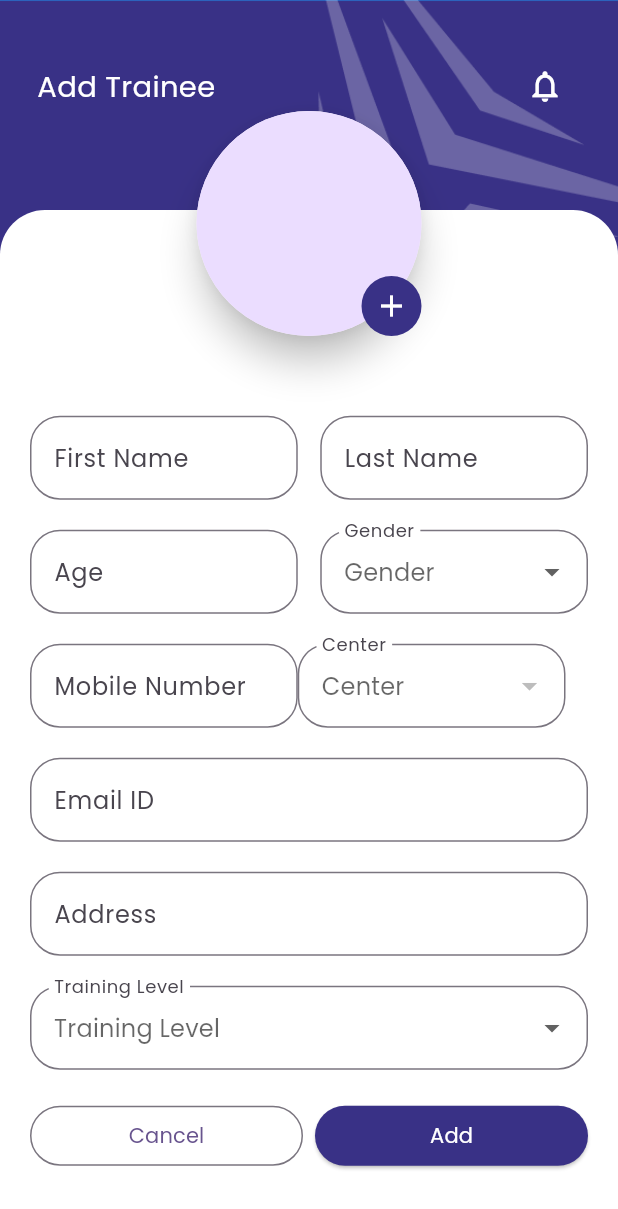
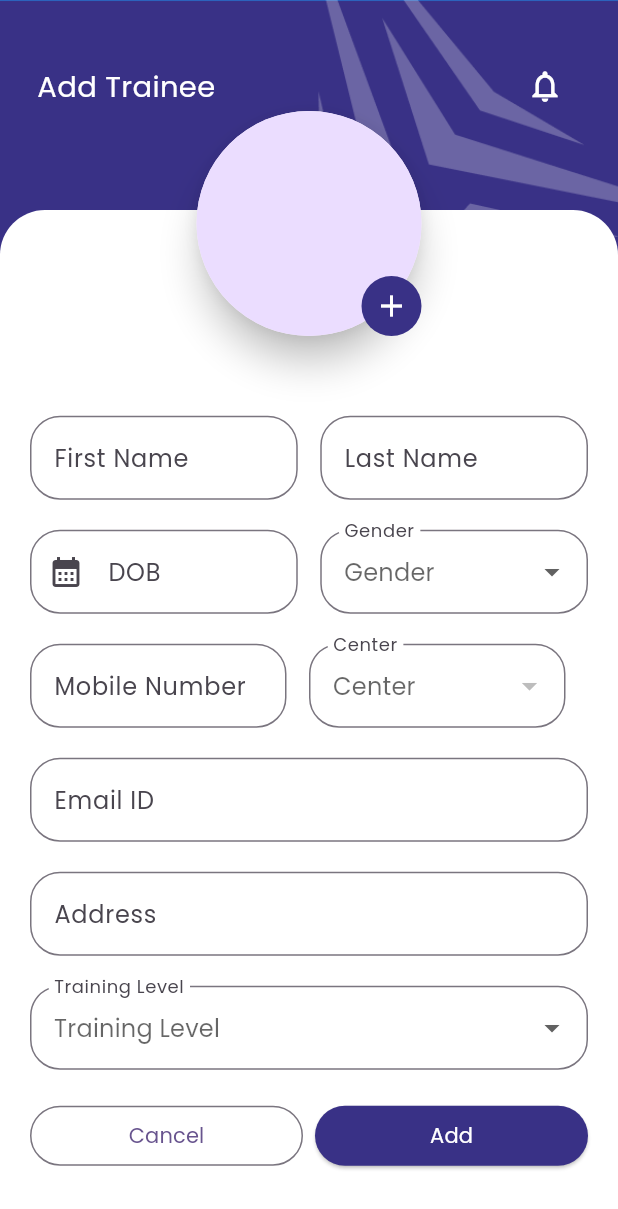
Before and after one commit to Surabhiprissoft/sahyog, a Flutter app: the AddTrainee screen opened directly, after a tap on "Add", on a phone screen of 412 x 824 dp. Shown: the top 1209 px of the screen. Run offline on Flutter 3.47's test engine with Material 3 defaults, Android fonts, the phone set to English and light mode, and no system bars; our stand-ins replace custom_sliding_segmented_control, flutter_svg, get, google_fonts, image_picker and 2 more; missing offline and left inert: dart:ffi, fab_circular_menu_plus; accounts and stored records are empty; project files that could hold a hidden picture were left out.

Commit message:
1) Merged the branch and resolved the issue

```diff
--- a/lib/Screens/AddTrainee.dart
+++ b/lib/Screens/AddTrainee.dart
@@ -9,6 +9,7 @@ import 'package:get/get_state_manager/get_state_manager.dart';
 import 'package:responsive_sizer/responsive_sizer.dart';
 import 'package:sahyog/controller/AddTraineeController.dart';
 import 'package:sahyog/model/ResponseModel/CenterResponseModel.dart';
+import 'package:sahyog/utils/AppCommonMethods.dart';
 import 'package:sahyog/utils/app_colors.dart';
 import 'package:sahyog/utils/app_validation.dart';
 import 'package:sahyog/widgets/CustomTopBar.dart';
@@ -97,12 +98,22 @@ class AddTrainee extends GetView<AddTraineeController> {
                                       Row(
                                         children: [
                                           Expanded(
-                                            child: InputTextFormField(
-                                                label: "Age",
-                                                keyboardType: TextInputType
-                                                    .number,
-                                                controller: addTraineeController
-                                                    .ageController),
+                                            child: TextFormField(
+                                              controller: controller.ageController,
+                                              decoration: const InputDecoration(
+                                                label: Text("DOB"),
+                                                border: OutlineInputBorder(
+                                                  borderRadius: BorderRadius.all(Radius.circular(20.0)),
+                                                ),
+                                                prefixIcon: Icon(Icons.calendar_month_sharp),
+                                              ),
+                                              readOnly: true,
+                                              onTap: ()async{
+                                                var selectedDate = await getDatePicker(context);
+                                                controller.ageController.text = selectedDate.toString();
+                                              },
+
+                                            ),
                                           ),
                                           const SizedBox(width: 15.0,),
                                           Expanded(
@@ -168,6 +179,7 @@ class AddTrainee extends GetView<AddTraineeController> {
                                                     .mobileNumberController),
 
                                           ),
+                                          const SizedBox(width: 15.0,),
                                           Expanded(
                                               child: Obx(() =>
                                                   DropdownButtonFormField<
--- a/lib/Screens/AddTrainer.dart
+++ b/lib/Screens/AddTrainer.dart
@@ -75,7 +75,7 @@ class AddTrainer extends GetView<AddTrainerController> {
                                         child: TextFormField(
                                           controller: controller.ageController,
                                           decoration: const InputDecoration(
-                                            label: Text("Date of Birth"),
+                                            label: Text("DOB"),
                                             border: OutlineInputBorder(
                                               borderRadius: BorderRadius.all(Radius.circular(20.0)),
                                             ),
--- a/lib/controller/AddTraineeController.dart
+++ b/lib/controller/AddTraineeController.dart
@@ -120,7 +120,7 @@ class AddTraineeController extends GetxController
         trainingType: selectedLevel.value.toString(),
       );
       print("TRAINEE REQUEST MODEL"+addTraineeRequestModel.toString());
-    /*  traineeResponseModel= await userRepository.addTrainee(addTraineeRequestModel);
+      traineeResponseModel= await userRepository.addTrainee(addTraineeRequestModel);
       if(traineeResponseModel.status==200){
         DialogHelper.hideLoading();
        Get.snackbar("Trainee Created!",traineeResponseModel.message.toString(),snackPosition: SnackPosition.BOTTOM);
@@ -130,7 +130,7 @@ class AddTraineeController extends GetxController
         {
           DialogHelper.hideLoading();
           Get.snackbar("Something went wrong!",traineeResponseModel.message.toString(),snackPosition: SnackPosition.BOTTOM);
-        }*/
+        }
 
     }
 
--- a/lib/controller/LoginController.dart
+++ b/lib/controller/LoginController.dart
@@ -105,8 +105,6 @@ class LoginController extends GetxController
           DialogHelper.hideLoading();
           PreferenceUtils.setString(AppConstants.USER_TOKEN,loginResponseModel.data.sessionToken.toString());
 
-
-
           print(loginResponseModel.data.role);
           print(loginResponseModel.data.isFirsttime);
           String? email = loginResponseModel.data?.email;
--- a/lib/model/RequestModel/AddTraineeRequestModel.dart
+++ b/lib/model/RequestModel/AddTraineeRequestModel.dart
@@ -48,10 +48,7 @@ class AddTraineeRequestModel {
     _discount = discount;
 }
 
-  @override
-  String toString() {
-    return 'AddTraineeRequestModel{_photo: $_photo, _firstName: $_firstName, _lastName: $_lastName, _gender: $_gender, _age: $_age, _username: $_username, _password: $_password, _contact: $_contact, _email: $_email, _address: $_address, _role: $_role, _center: $_center, _trainingType: $_trainingType, _feesPaid: $_feesPaid}';
-  }
+
 
   AddTraineeRequestModel.fromJson(dynamic json) {
     _profilePhoto = json['profile_photo'];
--- a/lib/network/api_baseHelper.dart
+++ b/lib/network/api_baseHelper.dart
@@ -16,8 +16,8 @@ class ApiBaseHelper {
 
 
    //office
-  final baseUrl = "http://192.168.0.118:8000/";
   //final baseUrl = "http://192.168.1.6:8000/";
+  final baseUrl = "http://192.168.1.6:8000/";
 
    late  var authToken="";
 
```
